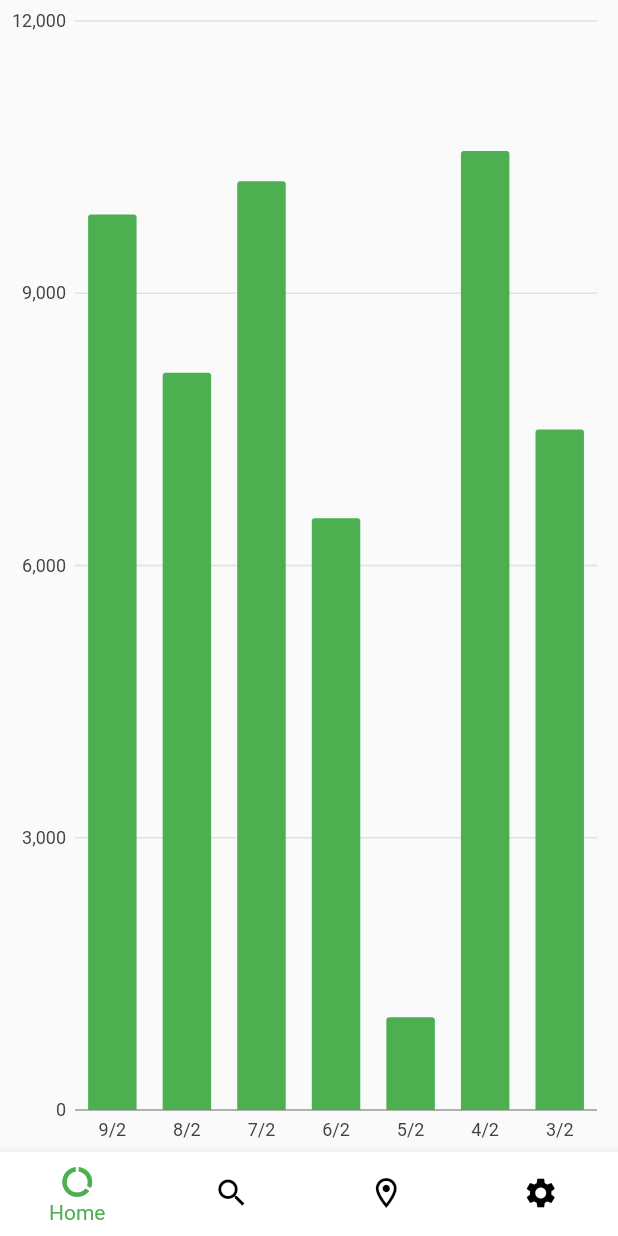
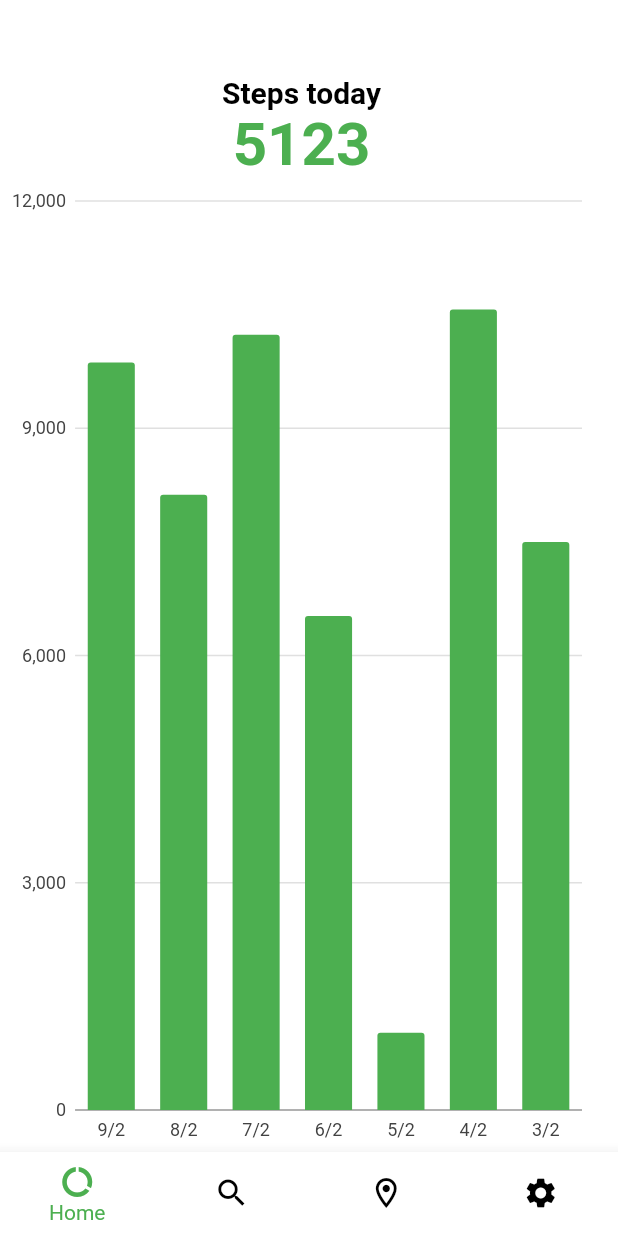
Before and after one commit to supleed2/ELEC60013-ES-CW1, a Flutter app: the screen it shows after launch, swiped to page 2, on a phone screen of 412 x 824 dp. Run offline on Flutter 3.47's test engine with Material 2 defaults, Android fonts, the light colour scheme and no system bars; our stand-ins replace charts_flutter, google_maps_flutter.

Commit message:
Implemented steps page

```diff
--- a/lib/home.dart
+++ b/lib/home.dart
@@ -25,6 +25,7 @@ class _HomeScreenState extends State<HomeScreen> {
   @override
   Widget build(BuildContext context) {
     return Scaffold(
+      backgroundColor: Colors.white,
       body: PageView(
         controller: _pageController,
         children: const <Widget>[
--- a/lib/main.dart
+++ b/lib/main.dart
@@ -1,7 +1,9 @@
 import 'package:flutter/material.dart';
 import 'package:leg_barkr_app/home.dart';
+import 'package:flutter/services.dart';
 
 void main() {
+  SystemChrome.setSystemUIOverlayStyle(SystemUiOverlayStyle(statusBarColor: Colors.black12));
   runApp(const Main());
 }
 
--- a/lib/view/steps/steps_chart.dart
+++ b/lib/view/steps/steps_chart.dart
@@ -3,7 +3,7 @@ import 'package:charts_flutter/flutter.dart' as charts;
 import 'package:leg_barkr_app/model/steps_series.dart';
 
 class StepsChart extends StatelessWidget {
-  final List<StepsSeries> data;
+  List<StepsSeries> data;
 
   StepsChart(this.data);
 
@@ -19,7 +19,11 @@ class StepsChart extends StatelessWidget {
       )
     ];
 
-    return new charts.BarChart(series, animate: true,);
+    return Container(
+      height: 600,
+      width: double.infinity,
+      child: charts.BarChart(series, animate: true)
+    );
   }
 
 }
--- a/lib/view/steps/steps_page.dart
+++ b/lib/view/steps/steps_page.dart
@@ -2,6 +2,7 @@ import 'package:charts_flutter/flutter.dart' as charts;
 import 'package:flutter/material.dart';
 import 'package:leg_barkr_app/model/steps_series.dart';
 import 'package:leg_barkr_app/view/steps/steps_chart.dart';
+import 'package:leg_barkr_app/view/steps/steps_today.dart';
 
 class StepsPage extends StatefulWidget {
   const StepsPage({ Key? key }) : super(key: key);
@@ -25,12 +26,15 @@ class _StepsPageState extends State<StepsPage> {
 
   @override
   Widget build(BuildContext context) {
-    return MaterialApp(
-      home: Scaffold(
-        body: Center(
-          child: StepsChart(data)
-        ),
-      ),
+    return Padding(
+      padding: EdgeInsets.fromLTRB(0.0, 50.0, 10.0, 0.0),
+      child: Column(
+          crossAxisAlignment: CrossAxisAlignment.center,
+          children: [
+            StepsToday(5123),
+            new Expanded(child: StepsChart(data))
+          ],
+      )
     );
   }
 }
--- /dev/null
+++ b/lib/view/steps/steps_today.dart
@@ -0,0 +1,22 @@
+import 'package:flutter/cupertino.dart';
+import 'package:flutter/material.dart';
+
+
+class StepsToday extends StatelessWidget {
+  int count;
+
+  StepsToday(this.count);
+
+  @override
+  Widget build(BuildContext context) {
+    return Container(
+      child: Column(
+        children: [
+          Text("Steps today", style: TextStyle(color: Colors.black, fontWeight: FontWeight.bold, fontSize: 20), textAlign: TextAlign.center),
+          Text(count.toString(), style: TextStyle(color: Colors.green, fontWeight: FontWeight.bold, fontSize: 40), textAlign: TextAlign.center)
+        ],
+      )
+    );
+  }
+
+}
```
